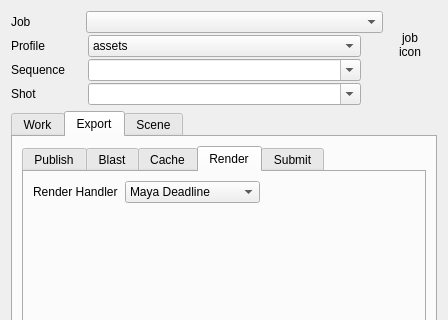
Old version of the form python/pini/tools/helper/pini_helper.ui in the repository CBSDigital/pini-dev; both pictures show x 0 to 448 and y 0 to 320 of the 448 by 841 pixel window.
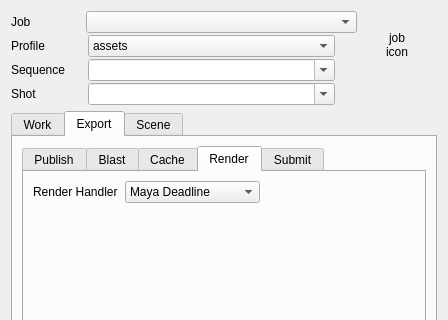
New version of the form. Icons and pictures are not drawn. Custom widgets are drawn as their Qt base class.

```diff
--- a/python/pini/tools/helper/pini_helper.ui
+++ b/python/pini/tools/helper/pini_helper.ui
@@ -3199,8 +3199,8 @@
         <widget class="CPixmapLabel" name="JobIcon">
          <property name="minimumSize">
           <size>
-           <width>0</width>
-           <height>0</height>
+           <width>68</width>
+           <height>68</height>
           </size>
          </property>
          <property name="maximumSize">
```
